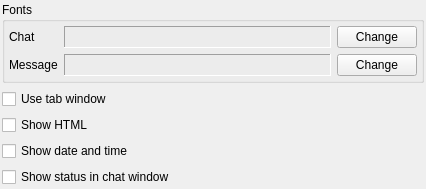
First picture: the form in branches/dev_resources/src/plugins/messenger/messengeroptions.ui, repository vacuum-im/vacuum-im, before the edit.
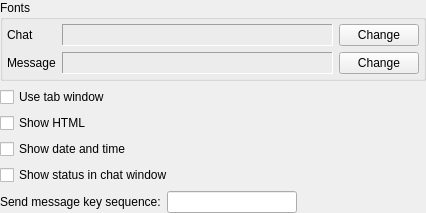
Second picture: the form after the edit.

What changed in the file:
```diff
--- a/branches/dev_resources/src/plugins/messenger/messengeroptions.ui
+++ b/branches/dev_resources/src/plugins/messenger/messengeroptions.ui
@@ -6,15 +6,15 @@
     <x>0</x>
     <y>0</y>
     <width>426</width>
-    <height>184</height>
+    <height>208</height>
    </rect>
   </property>
   <property name="windowTitle" >
    <string>MessengerOptions</string>
   </property>
-  <layout class="QVBoxLayout" >
+  <layout class="QVBoxLayout" name="verticalLayout" >
    <property name="margin" >
-    <number>2</number>
+    <number>0</number>
    </property>
    <item>
     <widget class="QGroupBox" name="grbFonts" >
@@ -122,6 +122,33 @@
      </property>
     </widget>
    </item>
+   <item>
+    <layout class="QHBoxLayout" name="horizontalLayout" >
+     <item>
+      <widget class="QLabel" name="lblSendKey" >
+       <property name="text" >
+        <string>Send message key sequence:</string>
+       </property>
+      </widget>
+     </item>
+     <item>
+      <widget class="QLineEdit" name="lneSendKey" />
+     </item>
+     <item>
+      <spacer name="horizontalSpacer" >
+       <property name="orientation" >
+        <enum>Qt::Horizontal</enum>
+       </property>
+       <property name="sizeHint" stdset="0" >
+        <size>
+         <width>40</width>
+         <height>20</height>
+        </size>
+       </property>
+      </spacer>
+     </item>
+    </layout>
+   </item>
   </layout>
  </widget>
  <layoutdefault spacing="6" margin="11" />
```
